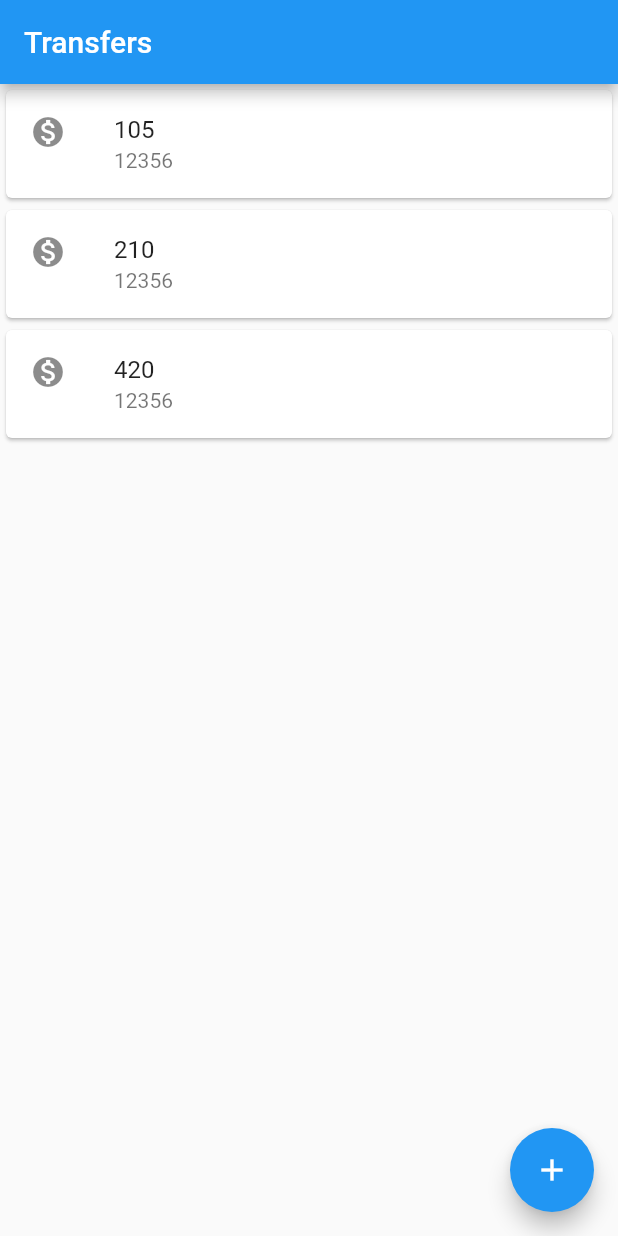
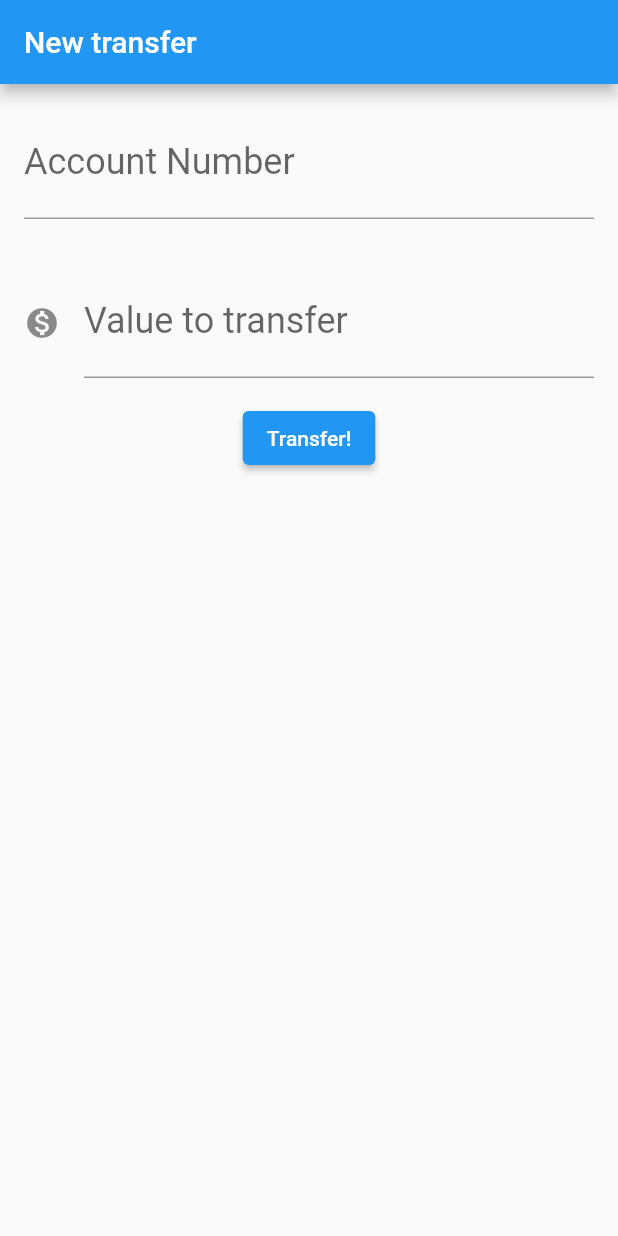
Before and after one commit to KenjiNishi/flutter_alura_fundamentals, a Flutter app: the screen it shows after launch, on a phone screen of 412 x 824 dp. Run offline on Flutter 3.47's test engine with Material 2 defaults, Android fonts, the phone set to English and light mode, and no system bars.

Commit message:
Lecture 3 - Forms, toString, snackbar alert

```diff
--- a/lib/main.dart
+++ b/lib/main.dart
@@ -1,29 +1,93 @@
 import 'package:flutter/material.dart';
 
 void main() {
-  runApp(MaterialApp(
-    home: Scaffold(
-      body: TransferList(),
+  runApp(AppRoot());
+}
+
+class AppRoot extends StatelessWidget {
+  @override
+  Widget build(BuildContext context) {
+    return MaterialApp(
+      home: Scaffold(
+        body: TransferForm(),
+      ),
+    );
+  }
+}
+
+class TransferForm extends StatelessWidget {
+  final TextEditingController _accountNumberController =
+      new TextEditingController();
+  final TextEditingController _valueController = new TextEditingController();
+  @override
+  Widget build(BuildContext context) {
+    return Scaffold(
+        appBar: AppBar(
+          title: Text("New transfer"),
+        ),
+        body: Column(
+          children: <Widget>[
+            Padding(
+              padding: const EdgeInsets.all(16.0),
+              child: TextField(
+                controller: _accountNumberController,
+                style: TextStyle(fontSize: 24.0),
+                decoration: InputDecoration(
+                    labelText: 'Account Number', hintText: '0000'),
+                keyboardType: TextInputType.number,
+              ),
+            ),
+            Padding(
+              padding: const EdgeInsets.all(16.0),
+              child: TextField(
+                controller: _valueController,
+                style: TextStyle(fontSize: 24.0),
+                decoration: InputDecoration(
+                    icon: Icon(Icons.monetization_on),
+                    labelText: 'Value to transfer',
+                    hintText: '999'),
+                keyboardType: TextInputType.number,
+              ),
+            ),
+            ElevatedButton(
+                child: Text("Transfer!"),
+                onPressed: () {
+                  debugPrint("Transfer button pressed!");
+                  final value = int.tryParse(_valueController.text);
+                  final String account = _accountNumberController.text;
+                  if (value != null) {
+                    final createdTransfer = Transfer(value, account);
+                    debugPrint('$createdTransfer');
+                    ScaffoldMessenger.of(context).showSnackBar(
+                      SnackBar(
+                        content: Text('$createdTransfer'),
+                      ),
+                    );
+                  }
+                }),
+          ],
+        ));
+  }
+}
+
+class TransferList extends StatelessWidget {
+  @override
+  Widget build(BuildContext context) {
+    return Scaffold(
       appBar: AppBar(
         title: Text("Transfers"),
+      ),
+      body: Column(
+        children: <Widget>[
+          TransferItem(Transfer(105, "12356")),
+          TransferItem(Transfer(210, "12356")),
+          TransferItem(Transfer(420, "12356")),
+        ],
       ),
       floatingActionButton: FloatingActionButton(
         child: Icon(Icons.add),
         onPressed: () => {},
       ),
-    ),
-  ));
-}
-
-class TransferList extends StatelessWidget {
-  @override
-  Widget build(BuildContext context) {
-    return Column(
-      children: <Widget>[
-        TransferItem(Transfer(105, "12356")),
-        TransferItem(Transfer(210, "12356")),
-        TransferItem(Transfer(420, "12356")),
-      ],
     );
   }
 }
@@ -50,4 +114,9 @@ class Transfer {
   final String accountNumber;
 
   Transfer(this.value, this.accountNumber);
+
+  @override
+  String toString() {
+    return 'Transfer{value:$value, accountNumber:$accountNumber}';
+  }
 }
```
